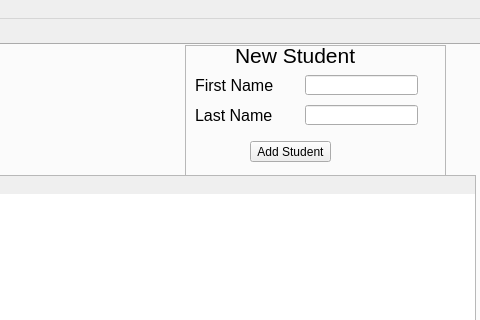
goldRust/4n6_tracker, file Forensics_Organizer.ui: the form before one commit; both pictures show x 587 to 1067 and y 0 to 320 of the 1067 by 877 pixel window.
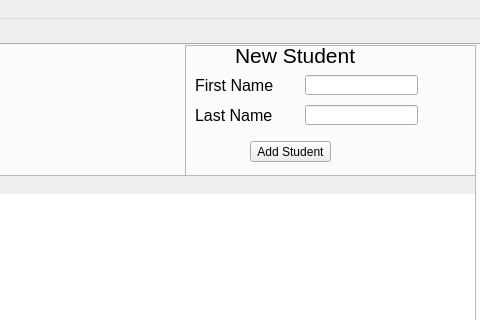
The form after the commit. The open tabs and pages were chosen to show the change.

Diff of the .ui file:
```diff
--- a/Forensics_Organizer.ui
+++ b/Forensics_Organizer.ui
@@ -155,7 +155,7 @@
        <rect>
         <x>770</x>
         <y>0</y>
-        <width>261</width>
+        <width>291</width>
         <height>131</height>
        </rect>
       </property>
```
Left out of the diff: 2 changed lines with no effect on the pictures.
